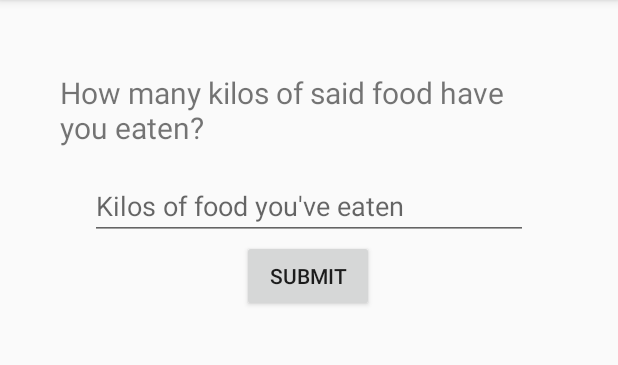
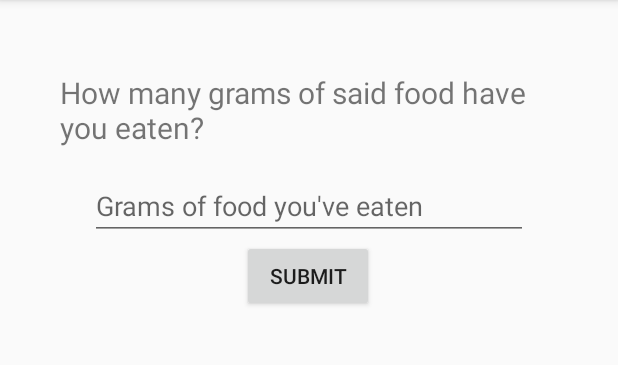
Before and after one commit to Carbon-Truth/CarbonTruth, an Android app: the screen it shows after launch (MainActivity), after a tap on "DAIRY", on a phone screen of 412 x 824 dp, the part 84-449 px from its top. Run offline under Robolectric (Android 15) with nearby library versions, the phone set to English and light mode, and no system bars; 2 other taps on this screen came first.

Commit message:
Restructured code.

```diff
--- /dev/null
+++ b/app/src/main/java/com/example/newcarbontruth/FileManager.java
@@ -0,0 +1,134 @@
+package com.example.newcarbontruth;
+
+import android.content.Context;
+import android.widget.Toast;
+
+import java.io.BufferedReader;
+import java.io.File;
+import java.io.FileReader;
+import java.io.FileWriter;
+import java.io.IOException;
+
+public class FileManager {
+    private File fileDirectory;
+    private Context applicationContext;
+
+    public FileManager(File givenFileDirectory, Context givenApplicationContext)
+    {
+        fileDirectory=givenFileDirectory;
+        applicationContext=givenApplicationContext;
+    }
+
+
+    public String readTempFile()
+    {
+        File file = new File(fileDirectory, "theTempFiles");
+        if (!file.exists()) {
+            file.mkdirs();
+        }
+
+        try {
+            File newFile = new File(file, "temp.txt");
+            BufferedReader br = new BufferedReader(new FileReader(newFile));
+
+            String total="";
+            String st;
+            while ((st = br.readLine()) != null)
+            {
+                total=total+st+" ";
+            }
+
+            Toast toast=Toast.makeText(applicationContext, "grep: Found "+total, Toast.LENGTH_LONG);
+            toast.show();
+
+            return total;
+        }
+        catch (Exception e) {
+            Toast toast=Toast.makeText(applicationContext, "grep: "+e+" was thrown", Toast.LENGTH_LONG);
+            toast.show();
+            return "Nothing Found";
+        }
+    }
+
+    public String getFootprintValue() {
+        File file = new File(fileDirectory, "theTempFiles");
+        if (!file.exists()) {
+            file.mkdirs();
+        }
+
+        try {
+            File newFile = new File(file, "tempFootprint.txt");
+
+            FileWriter writer = new FileWriter(newFile, true);
+            writer.append("");
+            writer.flush();
+            writer.close();
+
+            BufferedReader br = new BufferedReader(new FileReader(newFile));
+
+            String total="";
+            String st;
+            while ((st = br.readLine()) != null)
+            {
+                total=total+st+" ";
+            }
+
+            if (total.equals(""))
+            {
+                total="Not Yet";
+            }
+
+            return total;
+        }
+        catch (Exception e) {
+            Toast toast=Toast.makeText(applicationContext, "grep: "+e+" was thrown when trying to make toast", Toast.LENGTH_LONG);
+            toast.show();
+            return "footprint not found";
+        }
+    }
+
+    //saves new type of source of carbon in the file temp, to be read at the end of the day.
+    public void saveNewType(String carOrFood, String sourceType)
+    {
+        File file = new File(fileDirectory, "theTempFiles");
+        if (!file.exists()) {
+            file.mkdirs();
+        }
+
+        try {
+            File newFile = new File(file, "temp.txt");
+            FileWriter writer = new FileWriter(newFile, true);
+            writer.append(carOrFood+" "+sourceType+" ");
+            writer.flush();
+            writer.close();
+            Toast toast=Toast.makeText(applicationContext, "grep: wrote "+carOrFood+" "+sourceType+" in temp", Toast.LENGTH_LONG);
+            toast.show();
+        } catch (IOException e) {
+            e.printStackTrace();
+            Toast toast=Toast.makeText(applicationContext, "grep:"+e+"was thrown when trying to write into the file", Toast.LENGTH_LONG);
+            toast.show();
+        }
+    }
+
+    public void saveQuantity(String quantity)
+    {
+        File file = new File(fileDirectory, "theTempFiles");
+        if (!file.exists()) {
+            file.mkdirs();
+        }
+
+        try {
+            File newFile = new File(file, "temp.txt");
+            FileWriter writer = new FileWriter(newFile, true);
+            writer.append(quantity+"|");
+            writer.flush();
+            writer.close();
+            Toast toast=Toast.makeText(applicationContext, "grep: wrote "+quantity+" in temp", Toast.LENGTH_LONG);
+            toast.show();
+        } catch (IOException e) {
+            e.printStackTrace();
+            Toast toast=Toast.makeText(applicationContext, "grep:"+e+"was thrown when trying to write into the file", Toast.LENGTH_LONG);
+            toast.show();
+        }
+    }
+}
--- a/app/src/main/res/layout/activity_main.xml
+++ b/app/src/main/res/layout/activity_main.xml
@@ -10,7 +10,7 @@
         android:id="@+id/footprintLabel"
         android:layout_width="wrap_content"
         android:layout_height="wrap_content"
-        android:layout_marginTop="100dp"
+        android:layout_marginTop="120dp"
         android:text="Your current footprint:"
         android:textSize="20sp"
         app:layout_constraintEnd_toEndOf="parent"
--- a/app/src/main/res/values/strings.xml
+++ b/app/src/main/res/values/strings.xml
@@ -1,9 +1,9 @@
 <resources>
     <string name="app_name">Carbon Truth</string>
-    <string name="foodQuestionString">How many kilos of said food have you eaten?</string>
+    <string name="foodQuestionString">How many grams of said food have you eaten?</string>
     <string name="vehicleQuestionString">How many miles did you travel in said vehicle?</string>
 
-    <string name="food_quantity_hint">Kilos of food you\'ve eaten</string>
+    <string name="food_quantity_hint">Grams of food you\'ve eaten</string>
     <string name="vehicle_quantity_hint">Miles you\'ve traveled</string>
 
     <string name="food_image_text">Click to input food data</string>
```
Also changed, not shown: app/src/main/java/com/example/newcarbontruth/MainActivity.java (+27 -136 lines).
